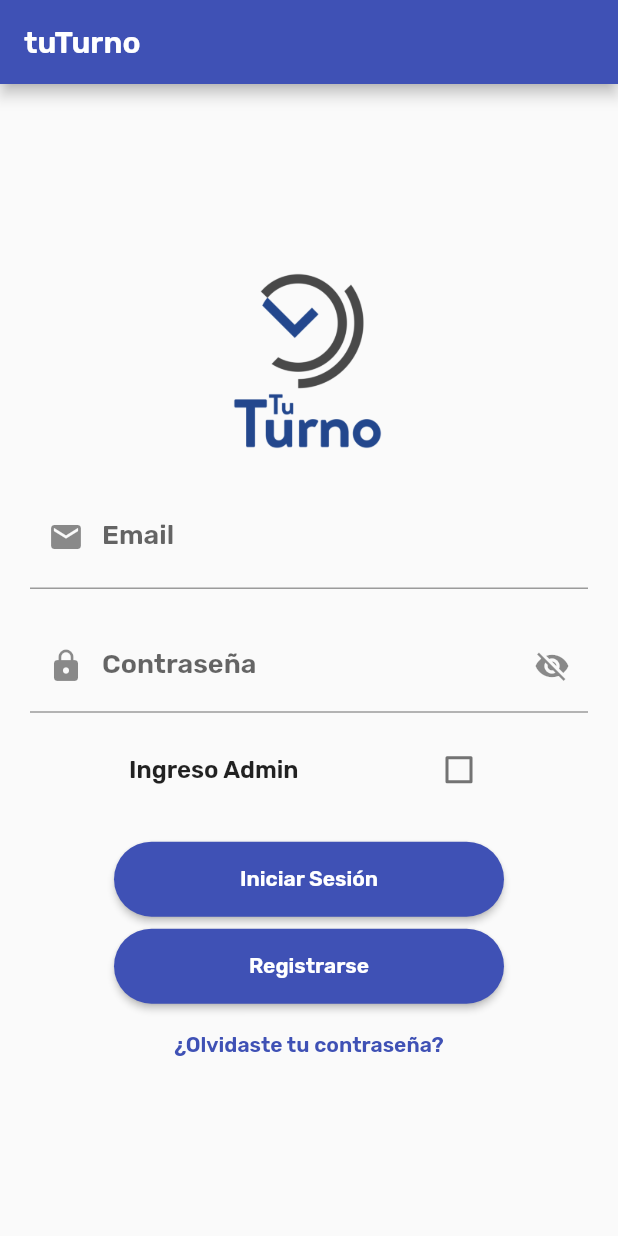
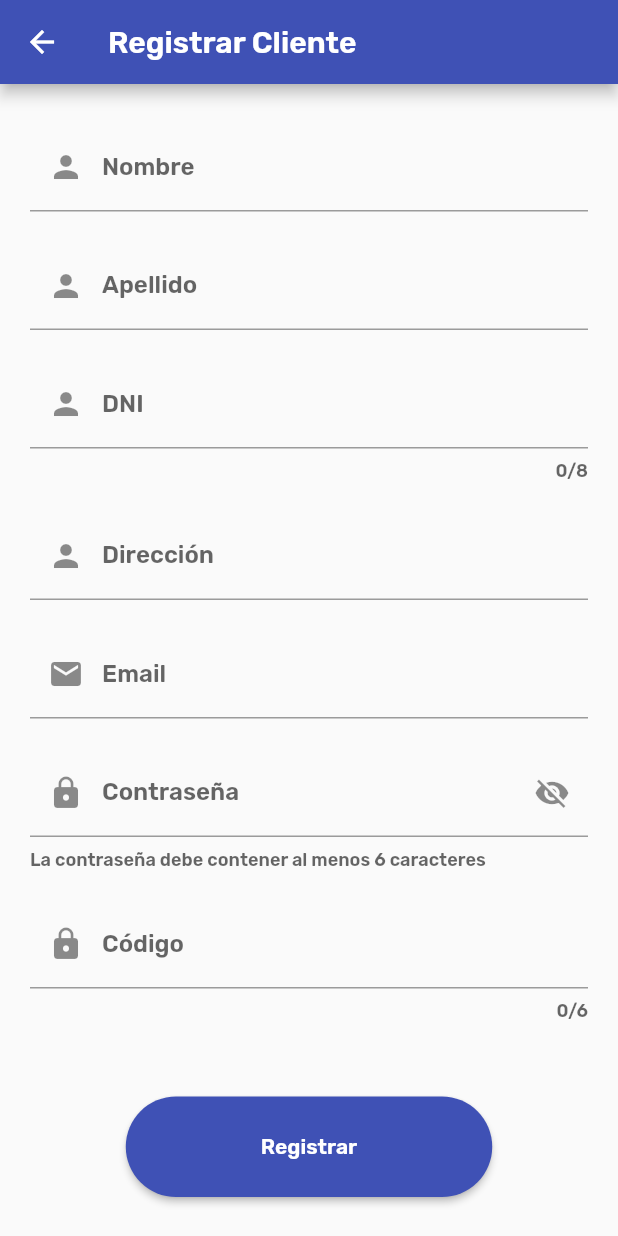
Before and after one commit to Roycho1885/tuTurnoApp, a Flutter app: the screen it shows after launch, after a tap on "Registrarse", on a phone screen of 412 x 824 dp. Run offline on Flutter 3.47's test engine with Material 2 defaults, Android fonts, the phone set to English and light mode, and no system bars; our stand-ins replace firebase_auth, firebase_core; accounts and stored records are empty.

Commit message:
realizando registro

```diff
--- a/lib/Modelo/DatosTurno.dart
+++ b/lib/Modelo/DatosTurno.dart
@@ -21,4 +21,68 @@ class DatosTurno {
       this._turno,
       this._disciplina,
       this._idturnoseleccionado);
+
+  set idTurno(String idTurno) {
+    this._idTurno = idTurno;
+  }
+
+  set nombre(String nombre) {
+    this._nombre = nombre;
+  }
+
+  set apellido(String apellido) {
+    this._apellido = apellido;
+  }
+
+  set direccionturno(String direccionturno) {
+    this._direccionturno = direccionturno;
+  }
+
+  set dniturno(String dniturno) {
+    this._dniturno = dniturno;
+  }
+
+  set cliente(String cliente) {
+    this._cliente = cliente;
+  }
+
+  set fecha(String fecha) {
+    this._fecha = fecha;
+  }
+
+  set turno(String turno) {
+    this._turno = turno;
+  }
+
+  set disciplina(String disciplina) {
+    this._disciplina = disciplina;
+  }
+
+  set idturnoseleccionado(String idturnoseleccionado) {
+    this._idturnoseleccionado = idturnoseleccionado;
+  }
+
+  String get idTurno => this._idTurno;
+  String get nombre => this._nombre;
+  String get apellido => this._apellido;
+  String get direccionturno => this._direccionturno;
+  String get dniturno => this._dniturno;
+  String get cliente => this._cliente;
+  String get fecha => this._fecha;
+  String get turno => this._turno;
+  String get disciplina => this._disciplina;
+  String get idturnoseleccionado => this._idturnoseleccionado;
+
+  String toString() =>
+      _apellido +
+      " " +
+      _nombre +
+      "\n" +
+      _disciplina +
+      "\n" +
+      _fecha +
+      "\n" +
+      "Turno " +
+      _turno +
+      "hs";
 }
--- /dev/null
+++ b/lib/Modelo/Gimnasios.dart
@@ -0,0 +1,25 @@
+class Gimnasios {
+  String _nombre;
+  String _logo;
+  String _codigoacceso;
+
+  Gimnasios(this._nombre, this._logo, this._codigoacceso);
+
+  Gimnasios.vacio();
+
+  set nombre(String nombre) {
+    this._nombre = nombre;
+  }
+
+  set logo(String logo) {
+    this._logo = logo;
+  }
+
+  set codigoacceso(String codigoacceso) {
+    this._codigoacceso = codigoacceso;
+  }
+
+  String get nombre => this._nombre;
+  String get logo => this._logo;
+  String get codigoacceso => this._codigoacceso;
+}
--- /dev/null
+++ b/lib/Paginas/registrar.dart
@@ -0,0 +1,298 @@
+import 'package:flutter/material.dart';
+
+class Registrar extends StatefulWidget {
+  @override
+  _RegistrarState createState() => _RegistrarState();
+}
+
+class _RegistrarState extends State<Registrar> {
+  String _nombre;
+  String _apellido;
+  String _dni;
+  String _direccion;
+  String _email;
+  String _contrasena;
+  String _codigo;
+  String _gym;
+
+  final GlobalKey<FormState> _formkey = GlobalKey<FormState>();
+
+  bool _ocultar = true;
+
+  void _toogleboton() {
+    setState(() {
+      _ocultar = !_ocultar;
+    });
+  }
+
+  Widget _crearCampoNombre() {
+    return TextFormField(
+      decoration:
+          InputDecoration(labelText: 'Nombre', prefixIcon: Icon(Icons.person)),
+      validator: (String value) {
+        if (value.isEmpty) {
+          return 'Ingrese Nombre';
+        }
+        return null;
+      },
+      onSaved: (String value) {
+        _nombre = value;
+      },
+    );
+  }
+
+  Widget _crearCampoApellido() {
+    return TextFormField(
+      decoration: InputDecoration(
+          labelText: 'Apellido', prefixIcon: Icon(Icons.person)),
+      validator: (String value) {
+        if (value.isEmpty) {
+          return 'Ingrese Apellido';
+        }
+        return null;
+      },
+      onSaved: (String value) {
+        _apellido = value;
+      },
+    );
+  }
+
+  Widget _crearCampoDni() {
+    return TextFormField(
+      maxLength: 8,
+      keyboardType: TextInputType.number,
+      decoration:
+          InputDecoration(labelText: 'DNI', prefixIcon: Icon(Icons.person)),
+      validator: (String value) {
+        if (value.isEmpty) {
+          return 'Ingrese DNI';
+        }
+        return null;
+      },
+      onSaved: (String value) {
+        _dni = value;
+      },
+    );
+  }
+
+  Widget _crearCampoDireccion() {
+    return TextFormField(
+      decoration: InputDecoration(
+          labelText: 'Dirección', prefixIcon: Icon(Icons.person)),
+      validator: (String value) {
+        if (value.isEmpty) {
+          return 'Ingrese Dirección';
+        }
+        return null;
+      },
+      onSaved: (String value) {
+        _direccion = value;
+      },
+    );
+  }
+
+  Widget _crearCampoEmail() {
+    return TextFormField(
+      keyboardType: TextInputType.emailAddress,
+      enableSuggestions: true,
+      decoration: InputDecoration(
+        labelText: 'Email',
+        prefixIcon: Icon(Icons.email),
+      ),
+      validator: (String value) {
+        if (value.isEmpty) {
+          return 'Ingrese Email';
+        }
+        if (!RegExp(
+                r"[a-z0-9!#$%&'*+/=?^_`{|}~-]+(?:\.[a-z0-9!#$%&'*+/=?^_`{|}~-]+)*@(?:[a-z0-9](?:[a-z0-9-]*[a-z0-9])?\.)+[a-z0-9](?:[a-z0-9-]*[a-z0-9])?")
+            .hasMatch(value)) {
+          return 'Por favor ingrese un email válido';
+        }
+
+        return null;
+      },
+      onSaved: (String value) {
+        _email = value;
+      },
+    );
+  }
+
+  Widget _crearCampoContrasena() {
+    return TextFormField(
+      obscureText: _ocultar,
+      decoration: InputDecoration(
+        helperText: "La contraseña debe contener al menos 6 caracteres",
+        labelText: 'Contraseña',
+        prefixIcon: Icon(Icons.lock),
+        suffixIcon: IconButton(
+          onPressed: _toogleboton,
+          icon: Icon(Icons.visibility_off),
+        ),
+      ),
+      validator: (String value) {
+        if (value.isEmpty) {
+          return 'Ingrese Contraseña';
+        }
+        return null;
+      },
+      onSaved: (String value) {
+        _contrasena = value;
+      },
+    );
+  }
+
+  Widget _crearCampoCodigo() {
+    return TextFormField(
+      keyboardType: TextInputType.number,
+      maxLength: 6,
+      decoration:
+          InputDecoration(labelText: 'Código', prefixIcon: Icon(Icons.lock)),
+      validator: (String value) {
+        if (value.isEmpty) {
+          return 'Ingrese Código';
+        }
+        return null;
+      },
+      onSaved: (String value) {
+        _direccion = value;
+      },
+    );
+  }
+
+  Widget _crearCampoGym() {
+    return null;
+  }
+
+  @override
+  Widget build(BuildContext context) {
+    double _width = MediaQuery.of(context).size.width;
+    return Scaffold(
+      appBar: AppBar(
+        title: Text('Registrar Cliente'),
+      ),
+      body: Center(
+        child: (_width > 640) ? _pantallaGrande() : _pantallaChica(),
+      ),
+    );
+  }
+
+  Widget _pantallaGrande() {
+    return Container(
+      padding: EdgeInsets.fromLTRB(200, 5, 200, 5),
+      child: Center(
+        child: SingleChildScrollView(
+          child: Form(
+            key: _formkey,
+            child: Column(
+              mainAxisAlignment: MainAxisAlignment.center,
+              children: <Widget>[
+                _crearCampoNombre(),
+                SizedBox(
+                  height: 20,
+                ),
+                _crearCampoApellido(),
+                SizedBox(
+                  height: 20,
+                ),
+                _crearCampoDni(),
+                SizedBox(
+                  height: 20,
+                ),
+                _crearCampoDireccion(),
+                SizedBox(
+                  height: 20,
+                ),
+                _crearCampoEmail(),
+                SizedBox(
+                  height: 20,
+                ),
+                _crearCampoContrasena(),
+                SizedBox(
+                  height: 20,
+                ),
+                /*_crearCampoGym(),*/
+                _crearCampoCodigo(),
+                SizedBox(
+                  height: 50,
+                ),
+                ElevatedButton(
+                  child: Text('Registrar'),
+                  style: OutlinedButton.styleFrom(
+                    padding: EdgeInsets.symmetric(vertical: 25, horizontal: 90),
+                    shape: StadiumBorder(),
+                  ),
+                  onPressed: () {
+                    if (!_formkey.currentState.validate()) {
+                      return;
+                    }
+                    _formkey.currentState.save();
+                  },
+                ),
+              ],
+            ),
+          ),
+        ),
+      ),
+    );
+  }
+
+  Widget _pantallaChica() {
+    return Container(
+      padding: EdgeInsets.fromLTRB(20, 5, 20, 5),
+      child: Center(
+        child: SingleChildScrollView(
+          child: Form(
+            key: _formkey,
+            child: Column(
+              mainAxisAlignment: MainAxisAlignment.center,
+              children: <Widget>[
+                _crearCampoNombre(),
+                SizedBox(
+                  height: 20,
+                ),
+                _crearCampoApellido(),
+                SizedBox(
+                  height: 20,
+                ),
+                _crearCampoDni(),
+                SizedBox(
+                  height: 20,
+                ),
+                _crearCampoDireccion(),
+                SizedBox(
+                  height: 20,
+                ),
+                _crearCampoEmail(),
+                SizedBox(
+                  height: 20,
+                ),
+                _crearCampoContrasena(),
+                SizedBox(
+                  height: 20,
+                ),
+                /*_crearCampoGym(),*/
+                _crearCampoCodigo(),
+                SizedBox(
+                  height: 50,
+                ),
+                ElevatedButton(
+                  child: Text('Registrar'),
+                  style: OutlinedButton.styleFrom(
+                    padding: EdgeInsets.symmetric(vertical: 25, horizontal: 90),
+                    shape: StadiumBorder(),
+                  ),
+                  onPressed: () {
+                    if (!_formkey.currentState.validate()) {
+                      return;
+                    }
+                    _formkey.currentState.save();
+                  },
+                ),
+              ],
+            ),
+          ),
+        ),
+      ),
+    );
+  }
+}
--- a/lib/main.dart
+++ b/lib/main.dart
@@ -1,6 +1,7 @@
 import 'package:firebase_core/firebase_core.dart';
 import 'package:flutter/material.dart';
 import 'package:firebase_auth/firebase_auth.dart';
+import 'package:tuturnoapp/Paginas/registrar.dart';
 import 'Paginas/user_principal.dart';
 import 'Widgets/progressDialog.dart';
 
@@ -19,6 +20,7 @@ class App extends StatelessWidget {
       routes: {
         '/': (context) => PantallaInicial(),
         '/prinUsuario': (context) => PrincipalUsuario(),
+        '/registro': (context) => Registrar(),
       },
     );
   }
@@ -143,7 +145,9 @@ class _PantallaInicialState extends State<PantallaInicial> {
                   style: OutlinedButton.styleFrom(
                     shape: StadiumBorder(),
                   ),
-                  onPressed: () {},
+                  onPressed: () {
+                    Navigator.of(context).pushNamed('/registro');
+                  },
                   child: Text('Registrarse'),
                 ),
               ),
@@ -226,12 +230,10 @@ class _PantallaInicialState extends State<PantallaInicial> {
                   margin: EdgeInsets.fromLTRB(50, 10, 50, 20),
                   child: crearCheck(),
                 ),
-                Container(
-                  width: 260,
-                  height: 50,
-                  child: ElevatedButton(
+                ElevatedButton(
                   style: OutlinedButton.styleFrom(
                     shape: StadiumBorder(),
+                    padding: EdgeInsets.symmetric(vertical: 25, horizontal: 90),
                   ),
                   onPressed: () {
                     //ACA SE INICIA SESION AL USUARIO
@@ -249,20 +251,18 @@ class _PantallaInicialState extends State<PantallaInicial> {
                   },
                   child: Text('Iniciar Sesión'),
                 ),
-                ),
                 SizedBox(
                   height: 8,
                 ),
-                Container(
-                  width: 260,
-                  height: 50,
-                  child: ElevatedButton(
+                ElevatedButton(
                   style: OutlinedButton.styleFrom(
                     shape: StadiumBorder(),
+                    padding: EdgeInsets.symmetric(vertical: 25, horizontal: 90),
                   ),
-                    onPressed: () {},
+                  onPressed: () {
+                    Navigator.of(context).pushNamed('/registro');
+                  },
                   child: Text('Registrarse'),
-                  ),
                 ),
                 SizedBox(
                   height: 8,
```
Also changed, not shown: lib/Modelo/Turno.dart (added, +61 -0 lines). Lines whose indentation alone changed are shown as unchanged.
